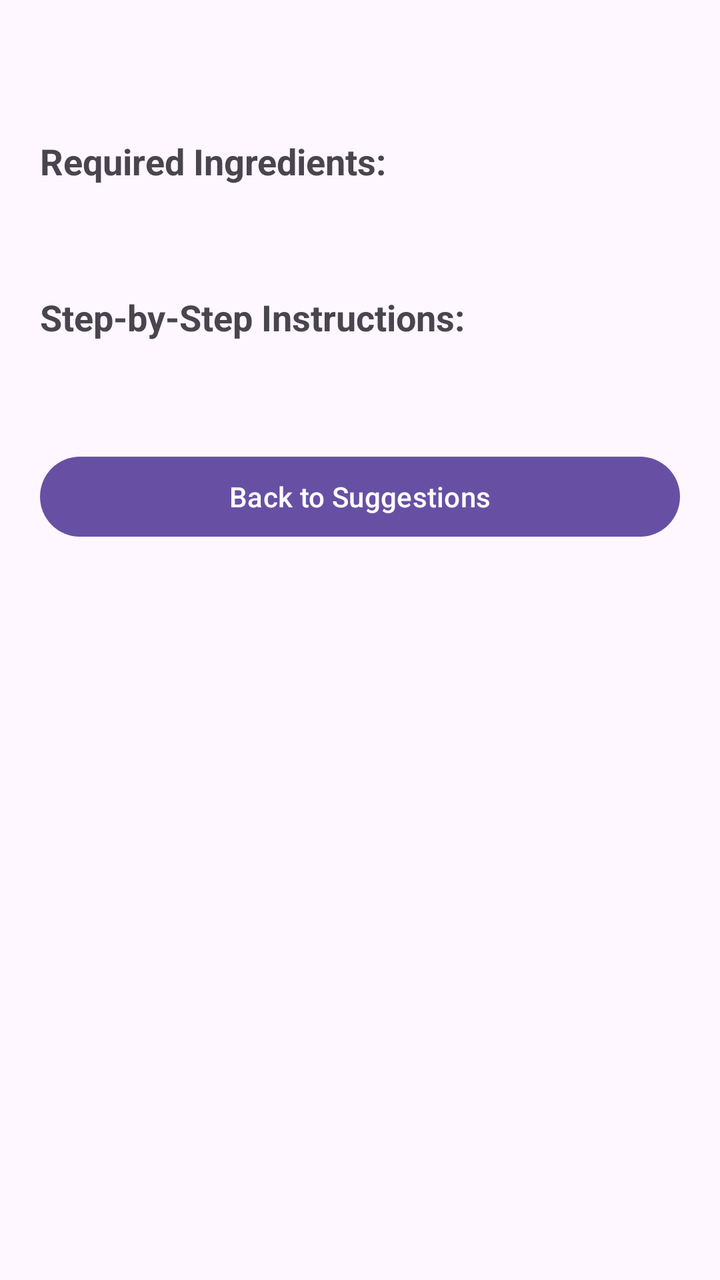
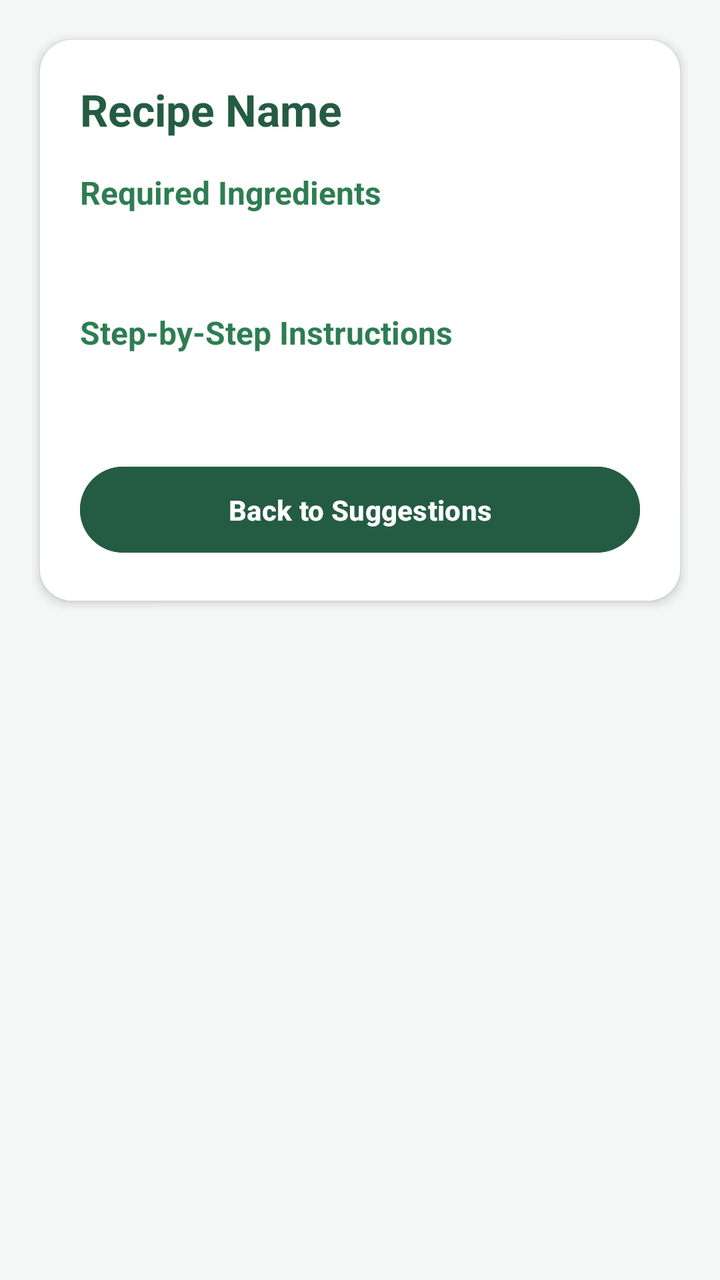

Compare the two renders of this Android layout. The source of the first and the diff that turns it into the second are given below.
<!-- AndroidManifest.xml: application theme Theme.MyPantry -->
<!-- res/layout/activity_recipe_detail.xml -->
<?xml version="1.0" encoding="utf-8"?>
<ScrollView
    xmlns:android="http://schemas.android.com/apk/res/android"
    android:layout_width="match_parent"
    android:layout_height="match_parent"
    android:padding="20dp">

    <LinearLayout
        android:layout_width="match_parent"
        android:layout_height="wrap_content"
        android:orientation="vertical">

        
        <TextView
            android:id="@+id/textDetailRecipeName"
            android:layout_width="match_parent"
            android:layout_height="wrap_content"
            android:textSize="24sp"
            android:textStyle="bold"
            android:textColor="@android:color/black"
            android:layout_marginBottom="16dp"/>

        
        <TextView
            android:layout_width="wrap_content"
            android:layout_height="wrap_content"
            android:text="Required Ingredients:"
            android:textSize="18sp"
            android:textStyle="bold"
            android:layout_marginBottom="8dp"/>

        
        <TextView
            android:id="@+id/textDetailIngredients"
            android:layout_width="match_parent"
            android:layout_height="wrap_content"
            android:textSize="16sp"
            android:textColor="@android:color/darker_gray"
            android:layout_marginBottom="24dp"/>

        
        <TextView
            android:layout_width="wrap_content"
            android:layout_height="wrap_content"
            android:text="Step-by-Step Instructions:"
            android:textSize="18sp"
            android:textStyle="bold"
            android:layout_marginBottom="8dp"/>

        
        <TextView
            android:id="@+id/textDetailSteps"
            android:layout_width="match_parent"
            android:layout_height="wrap_content"
            android:textSize="16sp"
            android:textColor="@android:color/black"
            android:lineSpacingExtra="4dp"
            android:layout_marginBottom="24dp"/>

        
        <Button
            android:id="@+id/btnBackToRecipes"
            android:layout_width="match_parent"
            android:layout_height="wrap_content"
            android:text="Back to Suggestions"/>

    </LinearLayout>
</ScrollView>
<!-- resources referenced by this layout -->
<resources>
  <style name="Theme.MyPantry" parent="Base.Theme.MyPantry" />
  <style name="Base.Theme.MyPantry" parent="Theme.Material3.DayNight.NoActionBar">
          
          
      </style>
</resources>

<!-- the commit's change to res/layout/activity_recipe_detail.xml (unified diff, before → after) -->
@@ -1,68 +1,94 @@
 <?xml version="1.0" encoding="utf-8"?>
 <ScrollView
     xmlns:android="http://schemas.android.com/apk/res/android"
+    xmlns:app="http://schemas.android.com/apk/res-auto"
     android:layout_width="match_parent"
     android:layout_height="match_parent"
-    android:padding="20dp">
+    android:background="#F5F7F6"
+    android:padding="16dp">
 
-    <LinearLayout
+    <androidx.cardview.widget.CardView
         android:layout_width="match_parent"
         android:layout_height="wrap_content"
-        android:orientation="vertical">
+        app:cardBackgroundColor="@android:color/white"
+        app:cardCornerRadius="16dp"
+        app:cardElevation="3dp"
+        android:layout_margin="4dp">
 
-        
-        <TextView
-            android:id="@+id/textDetailRecipeName"
+        <LinearLayout
             android:layout_width="match_parent"
             android:layout_height="wrap_content"
-            android:textSize="24sp"
-            android:textStyle="bold"
-            android:textColor="@android:color/black"
-            android:layout_marginBottom="16dp"/>
+            android:orientation="vertical"
+            android:padding="20dp"
+            android:background="@android:color/white">
 
-        
-        <TextView
-            android:layout_width="wrap_content"
-            android:layout_height="wrap_content"
-            android:text="Required Ingredients:"
-            android:textSize="18sp"
-            android:textStyle="bold"
-            android:layout_marginBottom="8dp"/>
+            
+            <TextView
+                android:id="@+id/textDetailRecipeName"
+                android:layout_width="match_parent"
+                android:layout_height="wrap_content"
+                android:text="Recipe Name"
+                android:textSize="22sp"
+                android:textStyle="bold"
+                android:textColor="#245C43"
+                android:fontFamily="sans-serif"
+                android:layout_marginBottom="16dp"/>
 
-        
-        <TextView
-            android:id="@+id/textDetailIngredients"
-            android:layout_width="match_parent"
-            android:layout_height="wrap_content"
-            android:textSize="16sp"
-            android:textColor="@android:color/darker_gray"
-            android:layout_marginBottom="24dp"/>
+            
+            <TextView
+                android:layout_width="match_parent"
+                android:layout_height="wrap_content"
+                android:text="Required Ingredients"
+                android:textSize="16sp"
+                android:textStyle="bold"
+                android:textColor="#2E7D52"
+                android:layout_marginBottom="8dp"/>
 
-        
-        <TextView
-            android:layout_width="wrap_content"
-            android:layout_height="wrap_content"
-            android:text="Step-by-Step Instructions:"
-            android:textSize="18sp"
-            android:textStyle="bold"
-            android:layout_marginBottom="8dp"/>
+            
+            <TextView
+                android:id="@+id/textDetailIngredients"
+                android:layout_width="match_parent"
+                android:layout_height="wrap_content"
+                android:textSize="15sp"
+                android:textColor="#43564A"
+                android:lineSpacingExtra="6dp"
+                android:paddingStart="4dp"
+                android:paddingEnd="4dp"
+                android:layout_marginBottom="20dp"/>
 
-        
-        <TextView
-            android:id="@+id/textDetailSteps"
-            android:layout_width="match_parent"
-            android:layout_height="wrap_content"
-            android:textSize="16sp"
-            android:textColor="@android:color/black"
-            android:lineSpacingExtra="4dp"
-            android:layout_marginBottom="24dp"/>
+            
+            <TextView
+                android:layout_width="match_parent"
+                android:layout_height="wrap_content"
+                android:text="Step-by-Step Instructions"
+                android:textSize="16sp"
+                android:textStyle="bold"
+                android:textColor="#2E7D52"
+                android:layout_marginBottom="8dp"/>
 
-        
-        <Button
-            android:id="@+id/btnBackToRecipes"
-            android:layout_width="match_parent"
-            android:layout_height="wrap_content"
-            android:text="Back to Suggestions"/>
+            
+            <TextView
+                android:id="@+id/textDetailSteps"
+                android:layout_width="match_parent"
+                android:layout_height="wrap_content"
+                android:textSize="15sp"
+                android:textColor="#43564A"
+                android:lineSpacingExtra="6dp"
+                android:paddingStart="4dp"
+                android:paddingEnd="4dp"
+                android:layout_marginBottom="24dp"/>
 
-    </LinearLayout>
+            
+            <Button
+                android:id="@+id/btnBackToRecipes"
+                android:layout_width="match_parent"
+                android:layout_height="wrap_content"
+                android:text="Back to Suggestions"
+                android:backgroundTint="#245C43"
+                android:textColor="@android:color/white"
+                android:textStyle="bold"
+                android:padding="12dp"/>
+
+        </LinearLayout>
+    </androidx.cardview.widget.CardView>
 </ScrollView>
